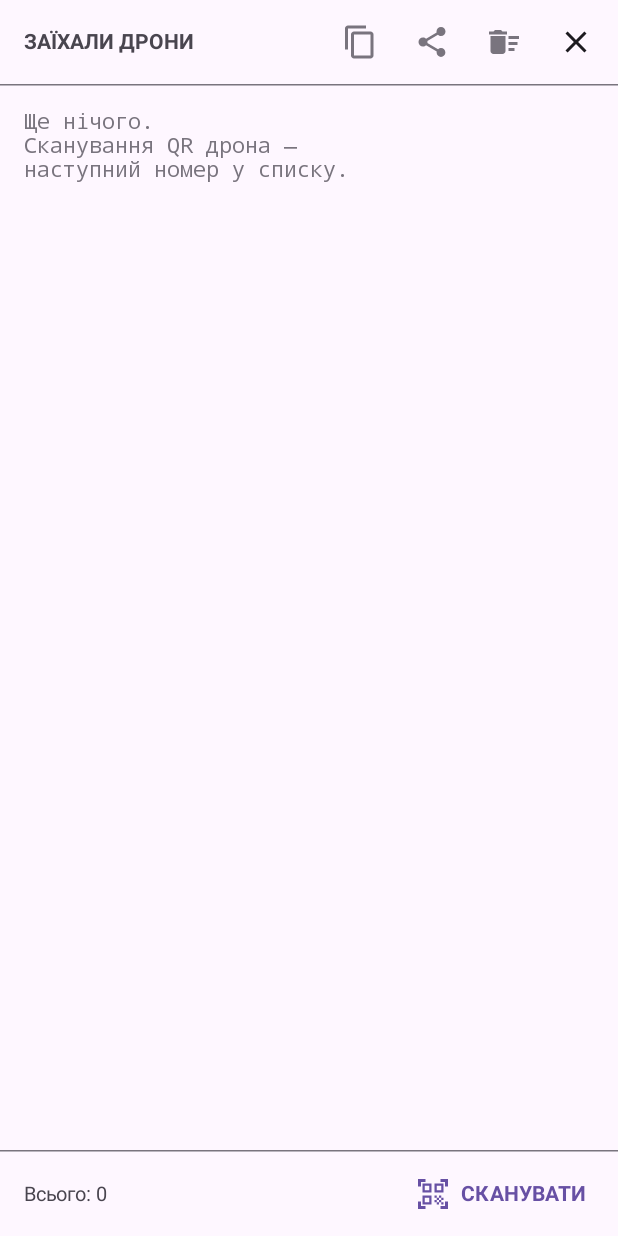
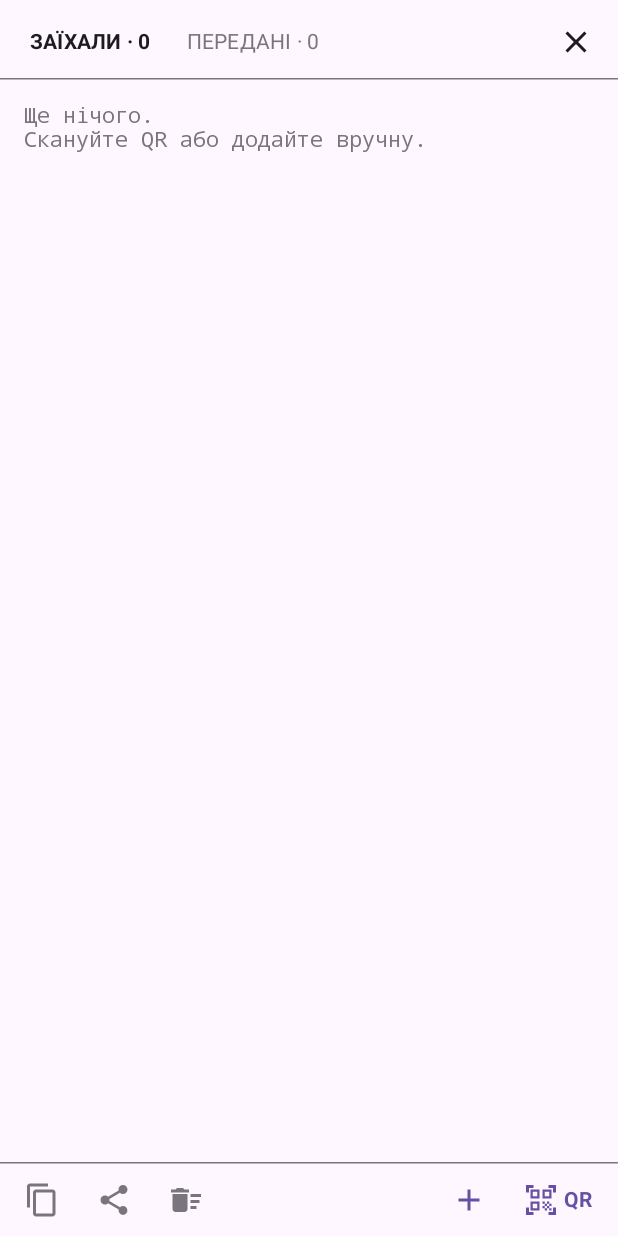
Before and after one commit to axiles126/Raport, an Android app built with Jetpack Compose: the composable DroneInScreen shown on its own in the app's theme, on a phone screen of 412 x 824 dp. Run offline under Robolectric (Android 15) with nearby library versions, the phone set to English and light mode, and no system bars; libraries missing offline, so code that uses them is left out: com.journeyapps.barcodescanner; 2 statements that could not run were skipped.

Commit message:
drones: «Заїхав/Переданий» lists, model (4 digits) number, manual entry/edit, no time
Co-Authored-By: Claude Opus 5.5 <noreply@anthropic.com>
Claude-Session: https://claude.ai/code/session_01JL21Sni3jBvpieJwCLqqyA

```diff
--- a/app/src/main/java/com/example/report/ui/DroneIn.kt
+++ b/app/src/main/java/com/example/report/ui/DroneIn.kt
@@ -5,19 +5,25 @@ import android.content.ClipboardManager
 import android.content.Context
 import android.content.Intent
 import androidx.activity.compose.BackHandler
+import androidx.activity.compose.rememberLauncherForActivityResult
+import androidx.compose.foundation.clickable
 import androidx.compose.foundation.layout.Arrangement
 import androidx.compose.foundation.layout.Column
 import androidx.compose.foundation.layout.Row
+import androidx.compose.foundation.layout.Spacer
 import androidx.compose.foundation.layout.WindowInsets
 import androidx.compose.foundation.layout.fillMaxSize
 import androidx.compose.foundation.layout.fillMaxWidth
+import androidx.compose.foundation.layout.height
 import androidx.compose.foundation.layout.padding
 import androidx.compose.foundation.layout.safeDrawing
 import androidx.compose.foundation.layout.width
 import androidx.compose.foundation.layout.windowInsetsPadding
 import androidx.compose.foundation.lazy.LazyColumn
-import androidx.compose.foundation.lazy.itemsIndexed
+import androidx.compose.foundation.lazy.items
+import androidx.compose.foundation.text.KeyboardOptions
 import androidx.compose.material.icons.Icons
+import androidx.compose.material.icons.filled.Add
 import androidx.compose.material.icons.filled.Close
 import androidx.compose.material.icons.filled.ContentCopy
 import androidx.compose.material.icons.filled.DeleteSweep
@@ -28,6 +34,7 @@ import androidx.compose.material3.HorizontalDivider
 import androidx.compose.material3.Icon
 import androidx.compose.material3.IconButton
 import androidx.compose.material3.MaterialTheme
+import androidx.compose.material3.OutlinedTextField
 import androidx.compose.material3.Surface
 import androidx.compose.material3.Text
 import androidx.compose.material3.TextButton
@@ -41,13 +48,19 @@ import androidx.compose.ui.Modifier
 import androidx.compose.ui.platform.LocalContext
 import androidx.compose.ui.text.font.FontFamily
 import androidx.compose.ui.text.font.FontWeight
+import androidx.compose.ui.text.input.KeyboardType
 import androidx.compose.ui.unit.dp
 import androidx.compose.ui.unit.sp
-import com.example.report.core.TimeFmt
 import com.example.report.ui.theme.ErrRed
-import androidx.activity.compose.rememberLauncherForActivityResult
+import com.example.report.ui.theme.OkGreen
 import com.journeyapps.barcodescanner.ScanContract
 import com.journeyapps.barcodescanner.ScanOptions
+
+const val DRONE_IN = "in"
+const val DRONE_OUT = "out"
+
+/** Entry being added (index = -1) or edited. */
+data class DroneDraft(val index: Int, val kind: String, val model: String, val tail: String, val code: String)
 
 fun droneScanOptions(): ScanOptions = ScanOptions()
     .setDesiredBarcodeFormats(ScanOptions.QR_CODE)
@@ -55,92 +68,155 @@ fun droneScanOptions(): ScanOptions = ScanOptions()
     .setBeepEnabled(true)
     .setOrientationLocked(false)
 
-/** Separate «Заїхали дрони» report: numbered list of QR scans with its own share/copy. */
+private fun kindTitle(kind: String) = if (kind == DRONE_OUT) "Переданий дрон" else "Заїхав дрон"
+
+/** Model + 4 digits in brackets + number (from QR or typed). */
 @Composable
-fun DroneInScreen(vm: ReportViewModel, close: () -> Unit) {
+fun DroneEntryDialog(vm: ReportViewModel, draft: DroneDraft, onDone: () -> Unit) {
+    var model by remember(draft) { mutableStateOf(draft.model) }
+    var tail by remember(draft) { mutableStateOf(draft.tail) }
+    var code by remember(draft) { mutableStateOf(draft.code) }
+    val rescan = rememberLauncherForActivityResult(ScanContract()) { r -> r.contents?.let { code = it.trim() } }
+    AlertDialog(
+        onDismissRequest = onDone,
+        title = { Text(kindTitle(draft.kind) + if (draft.index < 0) "" else " · правка") },
+        text = {
+            Column {
+                OutlinedTextField(model, { model = it }, label = { Text("Модель") }, singleLine = true, modifier = Modifier.fillMaxWidth())
+                Spacer(Modifier.height(8.dp))
+                OutlinedTextField(
+                    tail, { v -> tail = v.filter { it.isDigit() }.take(4) },
+                    label = { Text("4 цифри (в дужках)") }, singleLine = true,
+                    keyboardOptions = KeyboardOptions(keyboardType = KeyboardType.Number),
+                    modifier = Modifier.fillMaxWidth(),
+                )
+                Spacer(Modifier.height(8.dp))
+                OutlinedTextField(
+                    code, { code = it }, label = { Text("Номер (QR або вручну)") }, singleLine = true,
+                    trailingIcon = {
+                        IconButton(onClick = { rescan.launch(droneScanOptions()) }) { Icon(Icons.Filled.QrCodeScanner, "Сканувати") }
+                    },
+                    modifier = Modifier.fillMaxWidth(),
+                )
+                Spacer(Modifier.height(6.dp))
+                Text(
+                    "${model.trim()} (${tail.ifEmpty { "    " }}) ${code.trim()}",
+                    fontFamily = FontFamily.Monospace, fontSize = 13.sp, color = MaterialTheme.colorScheme.onSurfaceVariant,
+                )
+            }
+        },
+        confirmButton = {
+            TextButton(onClick = { vm.saveDrone(draft.index, draft.kind, model, tail, code); onDone() }) {
+                Text("Зберегти", color = OkGreen)
+            }
+        },
+        dismissButton = { TextButton(onClick = onDone) { Text("Скасувати") } },
+    )
+}
+
+/** Separate «Заїхали / Передані дрони» reports: two numbered lists, each with its own share/copy. */
+@Composable
+fun DroneInScreen(vm: ReportViewModel, startKind: String = DRONE_IN, close: () -> Unit) {
     val cs = MaterialTheme.colorScheme
     val context = LocalContext.current
+    var kind by remember { mutableStateOf(startKind) }
     var confirmClear by remember { mutableStateOf(false) }
     var removeAt by remember { mutableStateOf(-1) }
-    val scan = rememberLauncherForActivityResult(ScanContract()) { r -> r.contents?.let { vm.droneArrived(it) } }
+    var draft by remember { mutableStateOf<DroneDraft?>(null) }
+    val scan = rememberLauncherForActivityResult(ScanContract()) { r ->
+        r.contents?.let { draft = DroneDraft(-1, kind, vm.droneModel, "", it.trim()) }
+    }
     BackHandler(onBack = close)
+    val list = vm.dronesOf(kind)
+    val text = vm.droneReportText(kind)
 
     Surface(Modifier.fillMaxSize(), color = cs.background) {
         Column(Modifier.fillMaxSize().windowInsetsPadding(WindowInsets.safeDrawing)) {
-            Row(
-                Modifier.fillMaxWidth().padding(start = 16.dp, top = 4.dp, end = 4.dp, bottom = 4.dp),
-                verticalAlignment = Alignment.CenterVertically,
-            ) {
-                Text("ЗАЇХАЛИ ДРОНИ", Modifier.weight(1f), color = cs.onSurfaceVariant, fontSize = 14.sp, fontWeight = FontWeight.Bold, maxLines = 1, softWrap = false)
-                val has = vm.droneIns.isNotEmpty()
-                IconButton(onClick = { copyText(context, vm.droneReportText()); vm.setStatus("✓ Скопійовано", "ok") }, enabled = has) {
+            Row(Modifier.fillMaxWidth().padding(start = 8.dp, end = 4.dp, top = 4.dp), verticalAlignment = Alignment.CenterVertically) {
+                for ((k, label) in listOf(DRONE_IN to "ЗАЇХАЛИ", DRONE_OUT to "ПЕРЕДАНІ")) {
+                    TextButton(onClick = { kind = k }) {
+                        Text(
+                            label + " · " + vm.dronesOf(k).size, maxLines = 1, softWrap = false,
+                            color = if (kind == k) cs.onSurface else cs.outline,
+                            fontWeight = if (kind == k) FontWeight.Bold else FontWeight.Normal, fontSize = 14.sp,
+                        )
+                    }
+                }
+                Spacer(Modifier.weight(1f))
+                IconButton(onClick = close) { Icon(Icons.Filled.Close, "Закрити", tint = cs.onSurface) }
+            }
+            HorizontalDivider(color = cs.outline)
+
+            LazyColumn(Modifier.weight(1f).fillMaxWidth()) {
+                if (list.isEmpty()) item {
+                    Text("Ще нічого.\nСкануйте QR або додайте вручну.", Modifier.padding(16.dp), color = cs.outline, fontFamily = FontFamily.Monospace)
+                }
+                items(list.size) { n ->
+                    val (idx, d) = list[n]
+                    Row(
+                        Modifier.fillMaxWidth()
+                            .clickable { draft = DroneDraft(idx, d.kind, d.model, d.tail, d.code) }
+                            .padding(start = 16.dp, end = 4.dp),
+                        verticalAlignment = Alignment.CenterVertically,
+                    ) {
+                        Text("${n + 1}.", Modifier.width(36.dp), color = cs.onSurfaceVariant, fontWeight = FontWeight.Bold)
+                        Text(
+                            "${d.model} (${d.tail.ifEmpty { "    " }}) ${d.code}", Modifier.weight(1f),
+                            color = if (d.tail.isEmpty()) ErrRed else cs.onSurface, fontSize = 15.sp,
+                        )
+                        IconButton(onClick = { removeAt = idx }) { Icon(Icons.Filled.Close, "Видалити", tint = cs.outline) }
+                    }
+                }
+            }
+            HorizontalDivider(color = cs.outline)
+            Row(Modifier.fillMaxWidth().padding(horizontal = 4.dp), verticalAlignment = Alignment.CenterVertically) {
+                val has = list.isNotEmpty()
+                IconButton(onClick = { copyText(context, text); vm.setStatus("✓ Скопійовано", "ok") }, enabled = has) {
                     Icon(Icons.Filled.ContentCopy, "Копіювати", tint = if (has) cs.onSurface else cs.outline)
                 }
-                IconButton(onClick = { shareText(context, vm.droneReportText()) }, enabled = has) {
+                IconButton(onClick = { shareText(context, text) }, enabled = has) {
                     Icon(Icons.Filled.Share, "Поділитися", tint = if (has) cs.onSurface else cs.outline)
                 }
                 IconButton(onClick = { confirmClear = true }, enabled = has) {
                     Icon(Icons.Filled.DeleteSweep, "Очистити", tint = if (has) ErrRed else cs.outline)
                 }
-                IconButton(onClick = close) { Icon(Icons.Filled.Close, "Закрити", tint = cs.onSurface) }
-            }
-            HorizontalDivider(color = cs.outline)
-
-            LazyColumn(Modifier.weight(1f).fillMaxWidth()) {
-                if (vm.droneIns.isEmpty()) item {
-                    Text(
-                        "Ще нічого.\nСканування QR дрона —\nнаступний номер у списку.",
-                        Modifier.padding(16.dp), color = cs.outline, fontSize = 14.sp, fontFamily = FontFamily.Monospace,
-                    )
+                Spacer(Modifier.weight(1f))
+                IconButton(onClick = { draft = DroneDraft(-1, kind, vm.droneModel, "", "") }) {
+                    Icon(Icons.Filled.Add, "Вручну", tint = cs.primary)
                 }
-                itemsIndexed(vm.droneIns) { i, d ->
-                    Row(Modifier.fillMaxWidth().padding(start = 16.dp, end = 4.dp), verticalAlignment = Alignment.CenterVertically) {
-                        Text("${i + 1}.", Modifier.width(40.dp), color = cs.onSurfaceVariant, fontSize = 15.sp, fontWeight = FontWeight.Bold)
-                        Text(TimeFmt.hm(d.t), Modifier.width(56.dp), color = cs.onSurfaceVariant, fontSize = 15.sp)
-                        Text(d.code.ifEmpty { "—" }, Modifier.weight(1f), color = cs.onSurface, fontSize = 15.sp)
-                        IconButton(onClick = { removeAt = i }) { Icon(Icons.Filled.Close, "Видалити", tint = cs.outline) }
-                    }
-                }
-            }
-            HorizontalDivider(color = cs.outline)
-            Row(
-                Modifier.fillMaxWidth().padding(horizontal = 8.dp, vertical = 4.dp),
-                horizontalArrangement = Arrangement.SpaceBetween,
-                verticalAlignment = Alignment.CenterVertically,
-            ) {
-                Text("Всього: ${vm.droneIns.size}", Modifier.padding(start = 8.dp), color = cs.onSurfaceVariant, fontSize = 13.sp)
                 TextButton(onClick = { scan.launch(droneScanOptions()) }) {
                     Icon(Icons.Filled.QrCodeScanner, null, tint = cs.primary)
-                    Text("  СКАНУВАТИ", color = cs.primary, fontWeight = FontWeight.Bold, maxLines = 1, softWrap = false)
+                    Text(" QR", color = cs.primary, fontWeight = FontWeight.Bold, maxLines = 1)
                 }
             }
         }
     }
 
+    draft?.let { DroneEntryDialog(vm, it) { draft = null } }
     if (confirmClear) AlertDialog(
         onDismissRequest = { confirmClear = false },
-        confirmButton = { TextButton(onClick = { vm.clearDroneIns(); confirmClear = false }) { Text("Очистити", color = ErrRed) } },
+        confirmButton = { TextButton(onClick = { vm.clearDrones(kind); confirmClear = false }) { Text("Очистити", color = ErrRed) } },
         dismissButton = { TextButton(onClick = { confirmClear = false }) { Text("Скасувати") } },
         title = { Text("Очистити список?") },
         text = { Text("Нумерація почнеться з №1.") },
     )
     if (removeAt >= 0) AlertDialog(
         onDismissRequest = { removeAt = -1 },
-        confirmButton = { TextButton(onClick = { vm.removeDroneIn(removeAt); removeAt = -1 }) { Text("Видалити", color = ErrRed) } },
+        confirmButton = { TextButton(onClick = { vm.removeDrone(removeAt); removeAt = -1 }) { Text("Видалити", color = ErrRed) } },
         dismissButton = { TextButton(onClick = { removeAt = -1 }) { Text("Скасувати") } },
-        title = { Text("Видалити №${removeAt + 1}?") },
+        title = { Text("Видалити запис?") },
         text = { Text("Наступні номери зсунуться.") },
     )
 }
 
 private fun copyText(context: Context, text: String) {
     val cm = context.getSystemService(Context.CLIPBOARD_SERVICE) as ClipboardManager
-    cm.setPrimaryClip(ClipData.newPlainText("Заїхали дрони", text))
+    cm.setPrimaryClip(ClipData.newPlainText("Дрони", text))
 }
 
 private fun shareText(context: Context, text: String) {
     val intent = Intent(Intent.ACTION_SEND).apply {
-        type = "text/plain"; putExtra(Intent.EXTRA_TEXT, text); putExtra(Intent.EXTRA_SUBJECT, "Заїхали дрони")
+        type = "text/plain"; putExtra(Intent.EXTRA_TEXT, text); putExtra(Intent.EXTRA_SUBJECT, "Дрони")
     }
     context.startActivity(Intent.createChooser(intent, "Поділитися"))
 }
```
Also changed, not shown: app/src/main/java/com/example/report/data/DroneIn.kt (+11 -2 lines), app/src/main/java/com/example/report/ui/MainScreen.kt (+12 -7 lines), app/src/main/java/com/example/report/ui/ReportViewModel.kt (+36 -15 lines), 1 other file.
